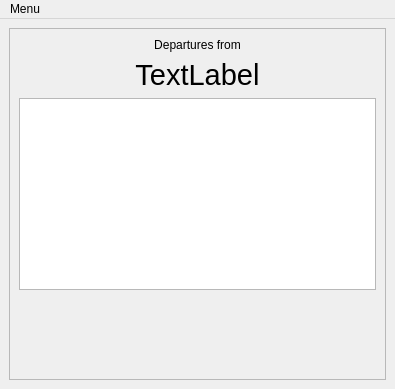
dragly/trafikanten-maemo, file departureswindow.ui: the form before one commit.
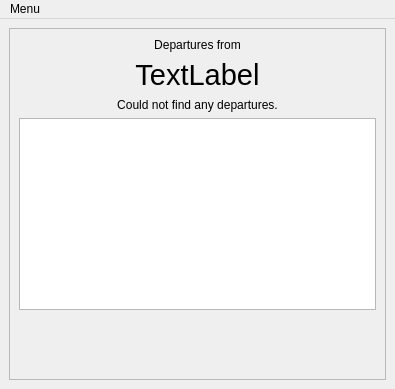
The form after the commit.

The edit to the form file:
```diff
--- a/departureswindow.ui
+++ b/departureswindow.ui
@@ -26,7 +26,7 @@
          <x>0</x>
          <y>0</y>
          <width>375</width>
-         <height>350</height>
+         <height>348</height>
         </rect>
        </property>
        <layout class="QVBoxLayout" name="verticalLayout_2">
@@ -55,6 +55,16 @@
           </property>
          </widget>
         </item>
+        <item>
+         <widget class="QLabel" name="lblNoDepartures">
+          <property name="text">
+           <string>Could not find any departures.</string>
+          </property>
+          <property name="alignment">
+           <set>Qt::AlignCenter</set>
+          </property>
+         </widget>
+        </item>
         <item>
          <widget class="QTableView" name="tblResults">
           <property name="horizontalScrollBarPolicy">
```
Left out of the diff: 4 changed lines with no effect on the pictures.
